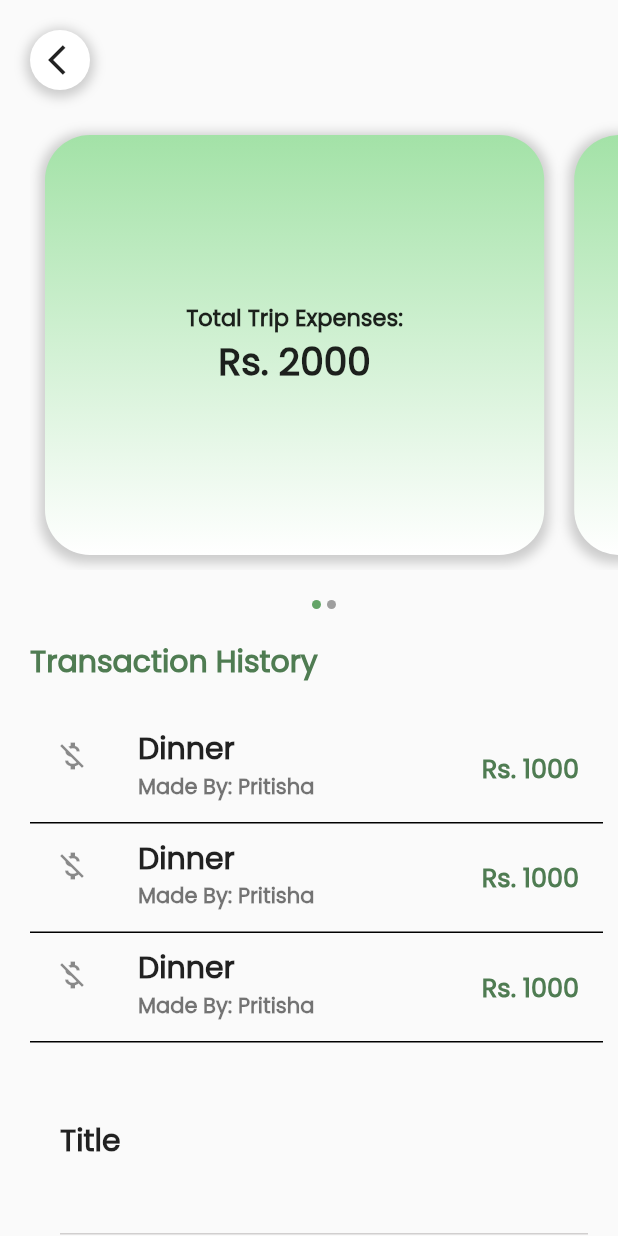
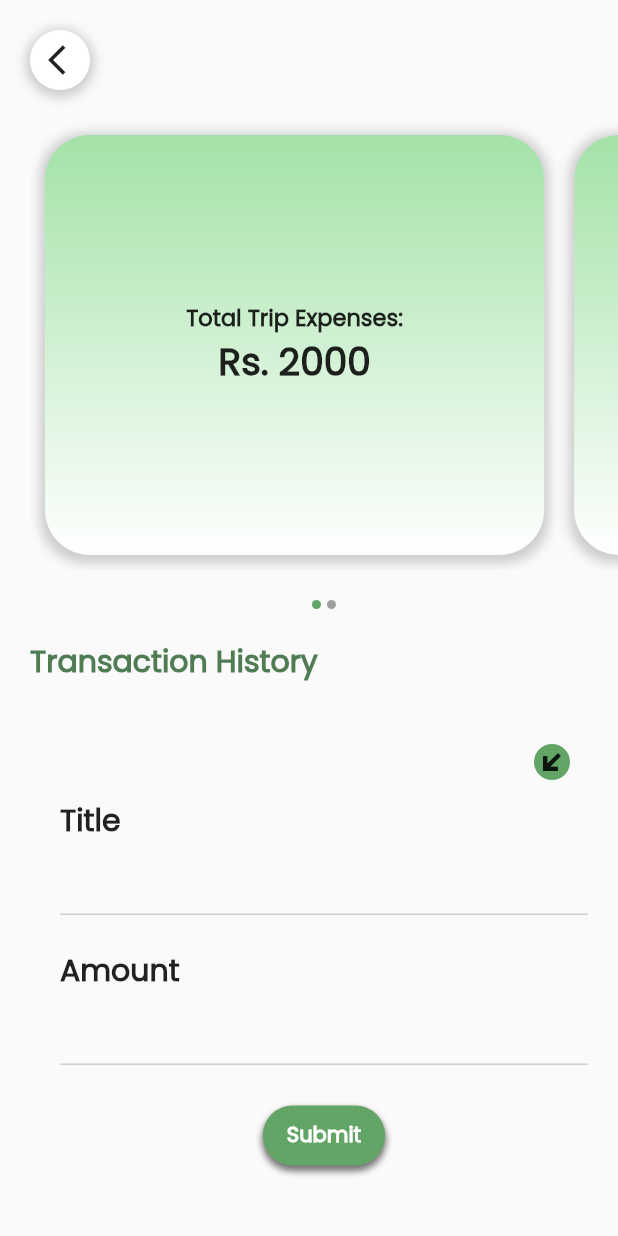
Before and after one commit to elaie/Hikeyy, a Flutter app: the Expenses screen opened directly with empty values, after a tap on "Add Expenses", on a phone screen of 412 x 824 dp. Run offline on Flutter 3.47's test engine with Material 2 defaults, Android fonts, the phone set to English and light mode, and no system bars; our stand-ins replace carousel_slider, cloud_firestore, firebase_auth, firebase_core, firebase_messaging, firebase_storage and 8 more; missing offline and left inert: dart:ffi; accounts and stored records are empty.

Commit message:
Expenses

```diff
--- a/hikeyy/lib/screens/expenses/Expenses.dart
+++ b/hikeyy/lib/screens/expenses/Expenses.dart
@@ -1,3 +1,5 @@
+import 'package:cloud_firestore/cloud_firestore.dart';
+import 'package:firebase_auth/firebase_auth.dart';
 import 'package:flutter/material.dart';
 import 'package:hikeyy/widgets/app_colors.dart';
 
@@ -6,6 +8,7 @@ import '../../widgets/app_texts.dart';
 
 class Expenses extends StatefulWidget {
   final String id;
+
   const Expenses({Key? key, required this.id}) : super(key: key);
 
   @override
@@ -15,6 +18,11 @@ class Expenses extends StatefulWidget {
 class _ExpensesState extends State<Expenses> {
   final int cardCount = 2;
   int currentPageIndex = 0;
+  Future<String> getUserName(String id) async {
+    DocumentSnapshot data = await FirebaseFirestore.instance.collection('Users').doc(id).get();
+    return data.get('UserName');
+  }
+
   void onPageChanged(int index) {
     setState(() {
       currentPageIndex = index;
@@ -23,6 +31,8 @@ class _ExpensesState extends State<Expenses> {
 
   bool showfield = false;
   final _eform = GlobalKey<FormState>();
+  final TextEditingController _titleController = new TextEditingController();
+  final TextEditingController _amountController = new TextEditingController();
 
   @override
   Widget build(BuildContext context) {
@@ -45,8 +55,8 @@ class _ExpensesState extends State<Expenses> {
                   offset: const Offset(0, 2),
                 ),
               ], shape: BoxShape.circle, color: Colors.white),
-                  child: Padding(
-                    padding: const EdgeInsets.only(
+              child: const Padding(
+                padding: EdgeInsets.only(
                   left: 8.0,
                 ),
                 child: Icon(Icons.arrow_back_ios),
@@ -175,15 +185,29 @@ class _ExpensesState extends State<Expenses> {
                   color: AppColor.primaryDarkColor),
             ),
             Padding(
-                  padding: EdgeInsets.only(right: 10),
+              padding: const EdgeInsets.only(right: 10),
               child: Container(
-                      child: ListView.builder(
+                child: StreamBuilder<QuerySnapshot>(
+                    stream: FirebaseFirestore.instance.collection('Groups').doc(widget.id).collection('Expenses')
+                        .snapshots(),
+                    builder: (context, snapshots) {
+                      if (snapshots.connectionState ==
+                          ConnectionState.waiting) {
+                        return const Center(
+                          child: CircularProgressIndicator(),
+                        );
+                      }
+                      if (snapshots.hasData){
+                         return ListView.builder(
                           physics: const NeverScrollableScrollPhysics(),
                           shrinkWrap: true,
-                    itemCount: 3,
+                          itemCount: snapshots.data!.docs.length,
                           itemBuilder: (BuildContext context, int index) {
+                            var data = snapshots.data!.docs[index].data() as Map<String, dynamic>;
+                            String title = data['Title'];
+                            String user = data['PaidBy'];
                             return Container(
-                        decoration: BoxDecoration(
+                              decoration: const BoxDecoration(
                                 border: Border(
                                   bottom: BorderSide(
                                     color: Colors.black,
@@ -191,30 +215,42 @@ class _ExpensesState extends State<Expenses> {
                                   ),
                                 ),
                               ),
-                        child: ListTile(
+                              child:  ListTile(
                                 subtitle: Row(
                                   children: [
-                              AppText(
+                                    const AppText(
                                       text: 'Made By: ',
                                     ),
-                              AppText(text: 'Pritisha')
+                                   FutureBuilder<String>(
+                                     future: getUserName(user),
+                                       builder: (context,data){
+                                         if (data.connectionState == ConnectionState.waiting) {
+                                           return const Center(
+                                             child: CircularProgressIndicator(),
+                                           );
+                                         }
+                                       return AppText(text:data.data! );
+                                       })
                                   ],
                                 ),
-                          leading: Icon(Icons.money_off),
+                                leading: const Icon(Icons.money_off),
                                 title: AppText(
-                            text: 'Dinner',
+                                  text: title,
                                   fontSize: 20,
                                 ),
                                 trailing: AppText(
-                            text: 'Rs. 1000',
+                                  text: 'Rs.${data['Amount']}',
                                   fontSize: 17,
                                   color: AppColor.primaryDarkColor,
                                 ),
                               ),
                             );
                           },
-                  )),
-                ),
+                        );
+                      }
+                      return Container();
+                    }),
+              ),),
               showfield
                   ? Padding(
                 padding: const EdgeInsets.symmetric(horizontal: 20.0),
@@ -223,17 +259,36 @@ class _ExpensesState extends State<Expenses> {
                   child: Column(
                     crossAxisAlignment: CrossAxisAlignment.start,
                     children: [
-                              const Padding(
-                                padding: EdgeInsets.only(top: 50.0),
-                                child: AppText(
+                      Padding(
+                        padding: const EdgeInsets.only(top: 8.0),
+                        child: Align(
+                          alignment: Alignment.centerRight,
+                          child: IconButton(onPressed: () {
+                            setState(() {
+                              showfield = false;
+                            });
+                          }, icon: Container(
+                            decoration: const BoxDecoration(
+                                shape: BoxShape.circle,
+                                color: AppColor.primaryColor),
+                            child: const Icon(Icons.transit_enterexit),
+                          )),
+                        ),
+                      ),
+                      const AppText(
                         text: 'Title',
                         fontSize: 20,
-                                ),
                       ),
                       SizedBox(
                         height: 50,
                         child: TextFormField(
-                                  // controller: _emailController,
+                          controller: _titleController,
+                          validator: (value) {
+                            if (value!.isEmpty) {
+                              return 'This field cant be empty';
+                            }
+                            return null;
+                          },
                           decoration: const InputDecoration(
                             enabledBorder: UnderlineInputBorder(
                               borderSide: BorderSide(
@@ -253,7 +308,13 @@ class _ExpensesState extends State<Expenses> {
                       SizedBox(
                         height: 50,
                         child: TextFormField(
-                                  // controller: _passwordController,
+                          controller: _amountController,
+                          validator: (value) {
+                            if (value!.isEmpty) {
+                              return 'This field cant be empty';
+                            }
+                            return null;
+                          },
                           //obscureText: true,
                           keyboardType: TextInputType.number,
                           decoration: const InputDecoration(
@@ -274,13 +335,34 @@ class _ExpensesState extends State<Expenses> {
                 padding: const EdgeInsets.only(top: 25.0, bottom: 35),
                 child: Center(
                   child: AppButtons(
-                        onPressed: () {
-                          setState(() {
+                      onPressed: () async {
+                        showfield == false ? setState(() {
                           showfield = true;
-                          });
+                        }) : {
+                          if(_eform.currentState!.validate()){
+                            _eform.currentState!.save(),
+                            FirebaseFirestore.instance.collection('Groups').doc(
+                                widget.id).collection('Expenses').add(
+                                {
+                                  'Title': _titleController.text.trim()
+                                      .toString(),
+                                  'Amount': _amountController.text.trim()
+                                      .toString(),
+                                  'Time': DateTime.now(),
+                                  'PaidBy': FirebaseAuth.instance.currentUser!
+                                      .uid
+                                }).then((value) {
+                              Navigator.pushReplacement(
+                                  context,
+                                  MaterialPageRoute(
+                                      builder: (BuildContext context) =>
+                                      super.widget));
+                            })
+                          }
+                        };
                       },
-                        child: const AppText(
-                          text: 'Add Expenses',
+                      child: AppText(
+                        text: showfield == false ? 'Add Expenses' : 'Submit',
                       )),
                 ),
               ),
```
Lines whose indentation alone changed are shown as unchanged.
